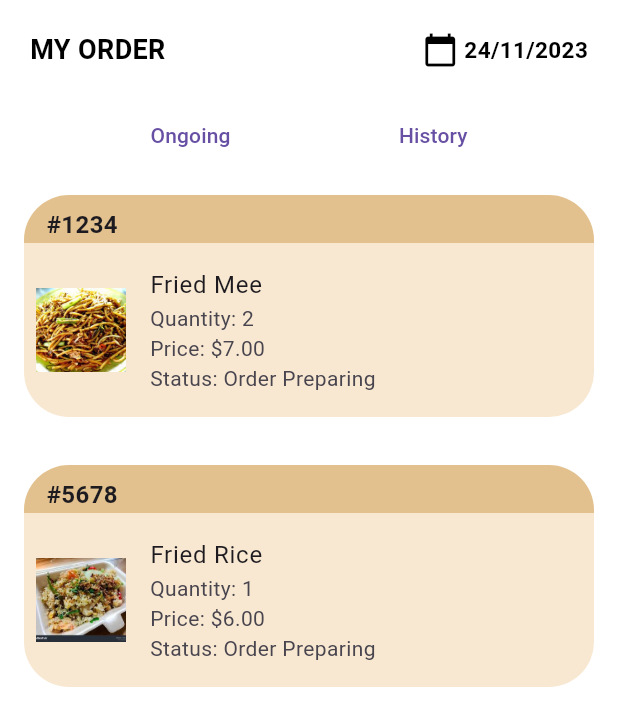
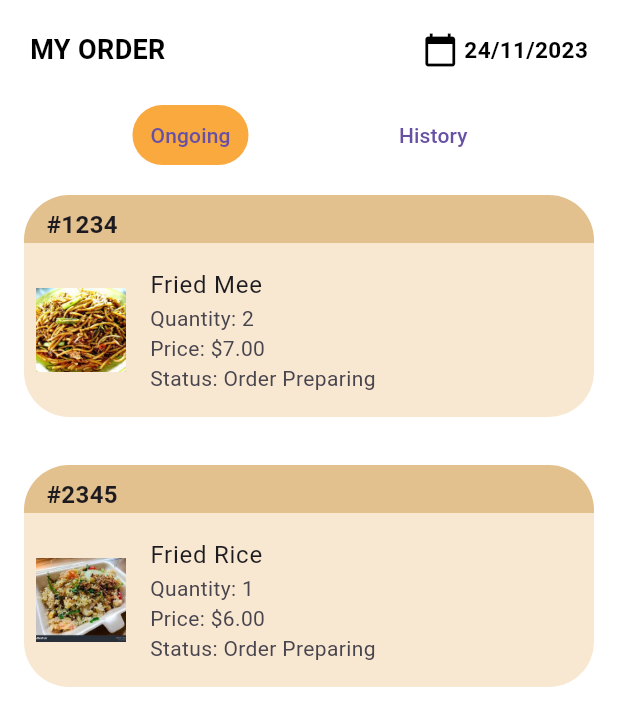
Before and after one commit to zengchai/jood, a Flutter app: the OrderPage screen opened directly, after a tap on "Ongoing", on a phone screen of 412 x 824 dp. Shown: the top 726 px of the screen. Run offline on Flutter 3.47's test engine with Material 3 defaults, Android fonts, the phone set to English and light mode, and no system bars; our stand-ins replace cloud_firestore, firebase_auth, firebase_core, flutter_spinkit; accounts and stored records are empty.

Commit message:
yam update order page

```diff
--- a/lib/pages/Order/orderPage.dart
+++ b/lib/pages/Order/orderPage.dart
@@ -1,7 +1,7 @@
 // ignore_for_file: prefer_const_constructors, prefer_const_literals_to_create_immutables, unnecessary_string_interpolations
-
 import 'package:flutter/material.dart';
 import 'package:intl/intl.dart';
+import 'package:jood/pages/payment/payment.dart';
 
 class OrderPage extends StatefulWidget {
   const OrderPage({Key? key}) : super(key: key);
@@ -29,7 +29,10 @@ class OrderItem {
 }
 
 class _OrderPageState extends State<OrderPage> {
-  List<OrderItem> orderItems = [
+  late PageController _pageController;
+  int _currentPageIndex = 0;
+
+  List<OrderItem> ongoingItems = [
     OrderItem(
         orderID: '#1234',
         name: 'Fried Mee',
@@ -38,23 +41,58 @@ class _OrderPageState extends State<OrderPage> {
         price: 7.0,
         status: 'Order Preparing'),
     OrderItem(
+        orderID: '#2345',
+        name: 'Fried Rice',
+        image: 'assets/friedrice.jpeg',
+        quantity: 1,
+        price: 6.0,
+        status: 'Order Preparing'),
+    // Add more ongoing items as needed
+  ];
+
+  List<OrderItem> historyItems = [
+    OrderItem(
         orderID: '#5678',
         name: 'Fried Rice',
         image: 'assets/friedrice.jpeg',
         quantity: 1,
         price: 6.0,
-        status: 'Order Preparing'),
+        status: 'Order Delivered'),
+    // Add more history items as needed
   ];
 
-//Date
+  // Date
   late DateTime currentDate = DateTime.now();
   late String formattedDate = DateFormat('dd/MM/yyyy').format(currentDate);
+
+  @override
+  void initState() {
+    super.initState();
+    _pageController = PageController(initialPage: _currentPageIndex);
+  }
+
+  @override
+  void dispose() {
+    _pageController.dispose();
+    super.dispose();
+  }
+
+  void _navigateToPage(int pageIndex) {
+    setState(() {
+      _currentPageIndex = pageIndex;
+    });
+    _pageController.animateToPage(
+      pageIndex,
+      duration: Duration(milliseconds: 300),
+      curve: Curves.easeInOut,
+    );
+  }
+
   @override
   Widget build(BuildContext context) {
     return Scaffold(
       backgroundColor: Colors.white,
-      body: SingleChildScrollView(
-        child: Column(
+      body: Column(
         children: [
           Padding(
             padding: EdgeInsets.fromLTRB(20, 20, 20, 0),
@@ -96,34 +134,54 @@ class _OrderPageState extends State<OrderPage> {
               mainAxisAlignment: MainAxisAlignment.spaceEvenly,
               children: [
                 TextButton(
-                    onPressed: () {},
+                  onPressed: () => _navigateToPage(0),
+                  style: TextButton.styleFrom(
+                    backgroundColor: _currentPageIndex == 0
+                        ? Color.fromARGB(
+                            255, 250, 169, 63) // Highlight the selected button
+                        : null,
+                  ),
                   child: Text('Ongoing'),
                 ),
                 TextButton(
-                    onPressed: () {},
+                  onPressed: () => _navigateToPage(1),
+                  style: TextButton.styleFrom(
+                    backgroundColor: _currentPageIndex == 1
+                        ? Color.fromARGB(
+                            255, 250, 169, 63) // Highlight the selected button
+                        : null,
+                  ),
                   child: Text('History'),
                 ),
               ],
             ),
           ),
-            Padding(
-              padding: EdgeInsets.fromLTRB(0, 0, 0, 0),
-              child: Column(
+          Expanded(
+            child: PageView(
+              controller: _pageController,
+              onPageChanged: (index) {
+                setState(() {
+                  _currentPageIndex = index;
+                });
+              },
               children: [
-                  // ListView.builder to dynamically create order item cards
-                  ListView.builder(
-                    shrinkWrap: true,
-                    itemCount: orderItems.length,
-                    itemBuilder: (BuildContext context, int index) {
-                      return _buildOrderItemCard(orderItems[index]);
-                    },
-                  ),
+                _buildOrderList(ongoingItems),
+                _buildOrderList(historyItems),
               ],
             ),
           ),
         ],
       ),
-      ),
+    );
+  }
+
+  Widget _buildOrderList(List<OrderItem> items) {
+    return ListView.builder(
+      shrinkWrap: true,
+      itemCount: items.length,
+      itemBuilder: (BuildContext context, int index) {
+        return _buildOrderItemCard(items[index]);
+      },
     );
   }
 
@@ -156,7 +214,7 @@ class _OrderPageState extends State<OrderPage> {
                   bottomRight: Radius.circular(30)),
             ),
             child: ListTile(
-              contentPadding: EdgeInsets.all(8), // Adjusted content padding
+              contentPadding: EdgeInsets.all(8),
               leading: Image.asset(
                 orderItem.image,
                 width: 60,
--- a/lib/pages/home/home.dart
+++ b/lib/pages/home/home.dart
@@ -1,6 +1,6 @@
 import 'package:flutter/material.dart';
 import 'package:jood/models/userprofile.dart';
-import 'package:jood/pages/Order/CorderOngoingPage.dart';
+import 'package:jood/pages/Order/orderPage.dart';
 import 'package:jood/pages/home/addressForm.dart';
 import 'package:jood/pages/payment/payment.dart';
 import 'package:jood/services/auth.dart';
```
Lines whose indentation alone changed are shown as unchanged.
